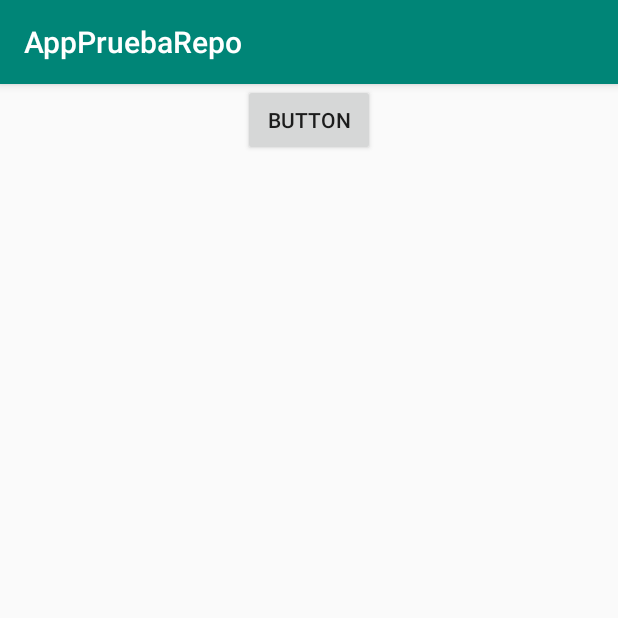
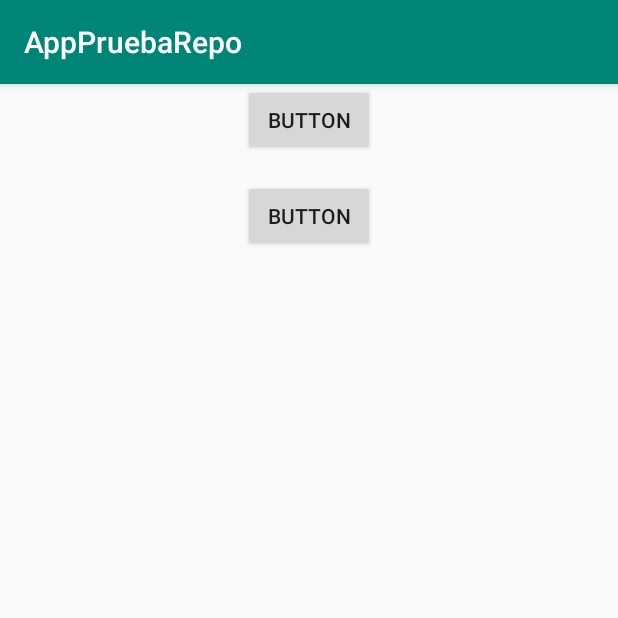
Before and after one commit to DavidArgote/PruebaRepo, an Android app: the screen it shows after launch (MainActivity), on a phone screen of 412 x 824 dp, the top half of it. Run offline under Robolectric (Android 15) with nearby library versions, the phone set to English and light mode, and no system bars.

Commit message:
boton santiago

```diff
--- a/app/src/main/java/com/davidargote/apppruebarepo/controller/MainActivity.java
+++ b/app/src/main/java/com/davidargote/apppruebarepo/controller/MainActivity.java
@@ -13,6 +13,8 @@ public class MainActivity extends AppCompatActivity implements View.OnClickListe
 
     private Button btnDavid;
 
+    private Button btnSantiago;
+
     @Override
     protected void onCreate(Bundle savedInstanceState) {
         super.onCreate(savedInstanceState);
@@ -26,6 +28,9 @@ public class MainActivity extends AppCompatActivity implements View.OnClickListe
 
         btnDavid = findViewById(R.id.btnDavid);
         btnDavid.setOnClickListener(this);
+
+        btnSantiago = findViewById(R.id.btnSantiago);
+        btnSantiago.setOnClickListener(this);
 
     }
 
--- a/app/src/main/res/layout/activity_main.xml
+++ b/app/src/main/res/layout/activity_main.xml
@@ -14,4 +14,14 @@
         app:layout_constraintEnd_toEndOf="parent"
         app:layout_constraintStart_toStartOf="parent"
         app:layout_constraintTop_toTopOf="parent" />
+
+    <Button
+        android:id="@+id/btnSantiago"
+        android:layout_width="wrap_content"
+        android:layout_height="wrap_content"
+        android:layout_marginTop="16dp"
+        android:text="Button"
+        app:layout_constraintEnd_toEndOf="parent"
+        app:layout_constraintStart_toStartOf="parent"
+        app:layout_constraintTop_toBottomOf="@+id/btnDavid" />
 </androidx.constraintlayout.widget.ConstraintLayout>
```
